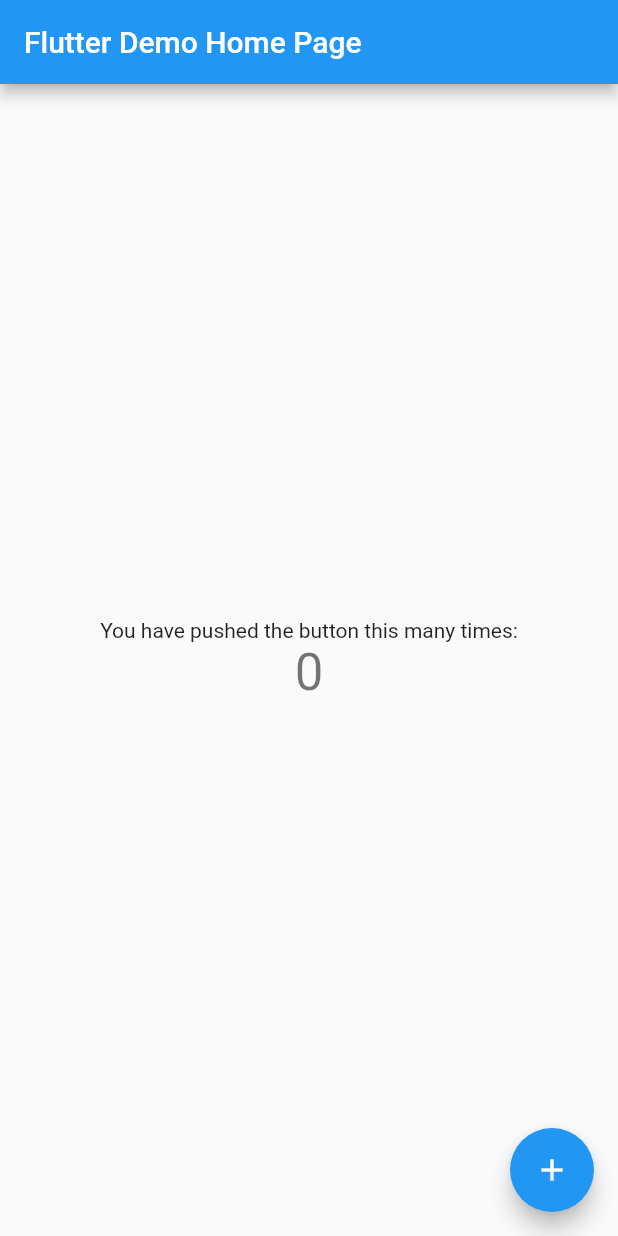
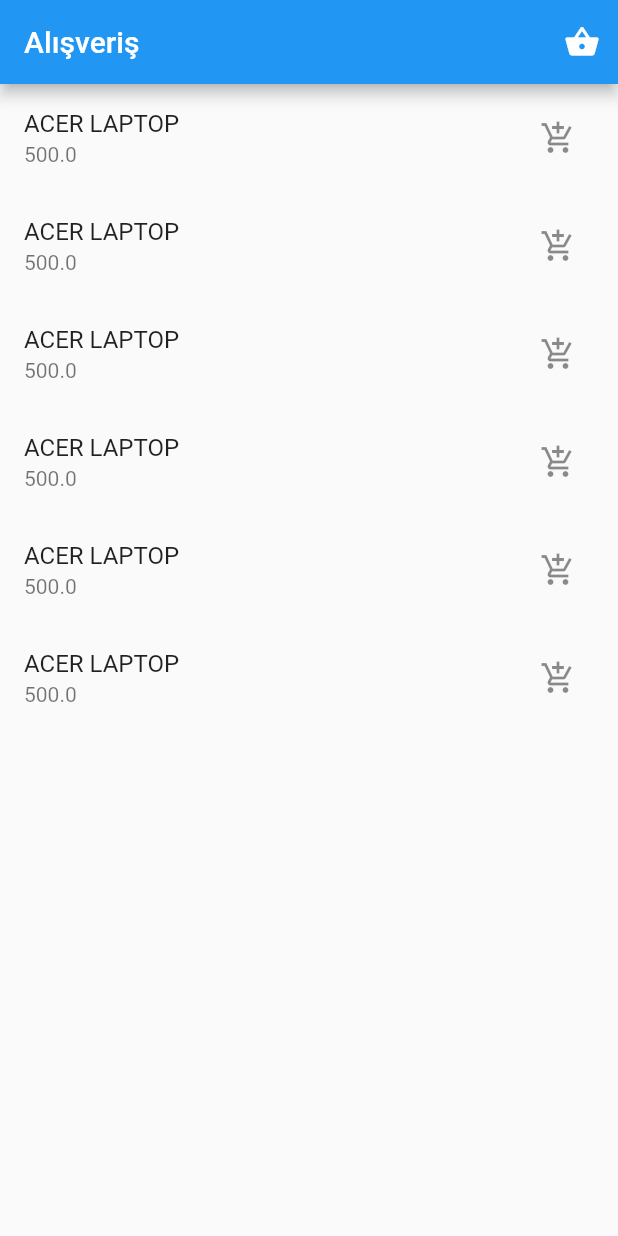
Before and after one commit to koyuyesil/simple_flutter_app_with_bloc_pattern, a Flutter app: the screen it shows after launch, on a phone screen of 412 x 824 dp. Run offline on Flutter 3.47's test engine with Material 2 defaults, Android fonts, the phone set to English and light mode, and no system bars.

Commit message:
product list screen works

```diff
--- a/etrade/lib/main.dart
+++ b/etrade/lib/main.dart
@@ -1,115 +1,18 @@
+import 'package:etrade/screens/cart_screen.dart';
+import 'package:etrade/screens/product_list_screen.dart';
 import 'package:flutter/material.dart';
 
-void main() {
-  runApp(const MyApp());
-}
+void main() => runApp(MyApp());
 
 class MyApp extends StatelessWidget {
-  const MyApp({Key? key}) : super(key: key);
-
-  // This widget is the root of your application.
   @override
   Widget build(BuildContext context) {
     return MaterialApp(
-      title: 'Flutter Demo',
-      theme: ThemeData(
-        // This is the theme of your application.
-        //
-        // Try running your application with "flutter run". You'll see the
-        // application has a blue toolbar. Then, without quitting the app, try
-        // changing the primarySwatch below to Colors.green and then invoke
-        // "hot reload" (press "r" in the console where you ran "flutter run",
-        // or simply save your changes to "hot reload" in a Flutter IDE).
-        // Notice that the counter didn't reset back to zero; the application
-        // is not restarted.
-        primarySwatch: Colors.blue,
-      ),
-      home: const MyHomePage(title: 'Flutter Demo Home Page'),
+      routes: {
+        "/": (BuildContext context) => ProductListScreen(),
+        "/cart": (BuildContext context) => CartScreen()
+      },
+      initialRoute: "/",
     );
   }
 }
-
-class MyHomePage extends StatefulWidget {
-  const MyHomePage({Key? key, required this.title}) : super(key: key);
-
-  // This widget is the home page of your application. It is stateful, meaning
-  // that it has a State object (defined below) that contains fields that affect
-  // how it looks.
-
-  // This class is the configuration for the state. It holds the values (in this
-  // case the title) provided by the parent (in this case the App widget) and
-  // used by the build method of the State. Fields in a Widget subclass are
-  // always marked "final".
-
-  final String title;
-
-  @override
-  State<MyHomePage> createState() => _MyHomePageState();
-}
-
-class _MyHomePageState extends State<MyHomePage> {
-  int _counter = 0;
-
-  void _incrementCounter() {
-    setState(() {
-      // This call to setState tells the Flutter framework that something has
-      // changed in this State, which causes it to rerun the build method below
-      // so that the display can reflect the updated values. If we changed
-      // _counter without calling setState(), then the build method would not be
-      // called again, and so nothing would appear to happen.
-      _counter++;
-    });
-  }
-
-  @override
-  Widget build(BuildContext context) {
-    // This method is rerun every time setState is called, for instance as done
-    // by the _incrementCounter method above.
-    //
-    // The Flutter framework has been optimized to make rerunning build methods
-    // fast, so that you can just rebuild anything that needs updating rather
-    // than having to individually change instances of widgets.
-    return Scaffold(
-      appBar: AppBar(
-        // Here we take the value from the MyHomePage object that was created by
-        // the App.build method, and use it to set our appbar title.
-        title: Text(widget.title),
-      ),
-      body: Center(
-        // Center is a layout widget. It takes a single child and positions it
-        // in the middle of the parent.
-        child: Column(
-          // Column is also a layout widget. It takes a list of children and
-          // arranges them vertically. By default, it sizes itself to fit its
-          // children horizontally, and tries to be as tall as its parent.
-          //
-          // Invoke "debug painting" (press "p" in the console, choose the
-          // "Toggle Debug Paint" action from the Flutter Inspector in Android
-          // Studio, or the "Toggle Debug Paint" command in Visual Studio Code)
-          // to see the wireframe for each widget.
-          //
-          // Column has various properties to control how it sizes itself and
-          // how it positions its children. Here we use mainAxisAlignment to
-          // center the children vertically; the main axis here is the vertical
-          // axis because Columns are vertical (the cross axis would be
-          // horizontal).
-          mainAxisAlignment: MainAxisAlignment.center,
-          children: <Widget>[
-            const Text(
-              'You have pushed the button this many times:',
-            ),
-            Text(
-              '$_counter',
-              style: Theme.of(context).textTheme.headline4,
-            ),
-          ],
-        ),
-      ),
-      floatingActionButton: FloatingActionButton(
-        onPressed: _incrementCounter,
-        tooltip: 'Increment',
-        child: const Icon(Icons.add),
-      ), // This trailing comma makes auto-formatting nicer for build methods.
-    );
-  }
-}
--- /dev/null
+++ b/etrade/lib/screens/product_list_screen.dart
@@ -0,0 +1,51 @@
+import 'package:etrade/blocs/cart_bloc.dart';
+import 'package:etrade/blocs/product_bloc.dart';
+import 'package:flutter/material.dart';
+
+import '../models/cart.dart';
+
+class ProductListScreen extends StatelessWidget {
+  @override
+  Widget build(BuildContext context) {
+    return Scaffold(
+      appBar: AppBar(
+        title: Text("Alışveriş"),
+        actions: <Widget>[
+          IconButton(
+            icon: Icon(Icons.shopping_basket),
+            onPressed: () => Navigator.pushNamed(context, "/cart"),
+          )
+        ],
+      ),
+      body: buildProductList(),
+    );
+  }
+
+  buildProductList() {
+    return StreamBuilder(
+        stream: productBloc.getStream,
+        initialData: productBloc.getAll(),
+        builder: (context, snapshot) {
+          return snapshot.hasData
+              ? buildProductListItems(snapshot)
+              : Center(
+                  child: Text("Gösterecek veri yok."),
+                );
+        });
+  }
+
+  buildProductListItems(AsyncSnapshot snapshot) {
+    return ListView.builder(
+        itemCount: snapshot.data.length,
+        itemBuilder: (BuildContext context, index) {
+          final list = snapshot.data;
+          return ListTile(
+            title: Text(list[index].name),
+            subtitle: Text(list[index].price.toString()),
+            trailing: IconButton(
+                icon: Icon(Icons.add_shopping_cart),
+                onPressed: () => cartBloc.addToCart(Cart(list[index], 1))),
+          );
+        });
+  }
+}
```
Also changed, not shown: etrade/lib/blocs/cart_bloc.dart (added, +29 -0 lines), etrade/lib/blocs/product_bloc.dart (added, +17 -0 lines), etrade/lib/screens/cart_screen.dart (added, +9 -0 lines).
